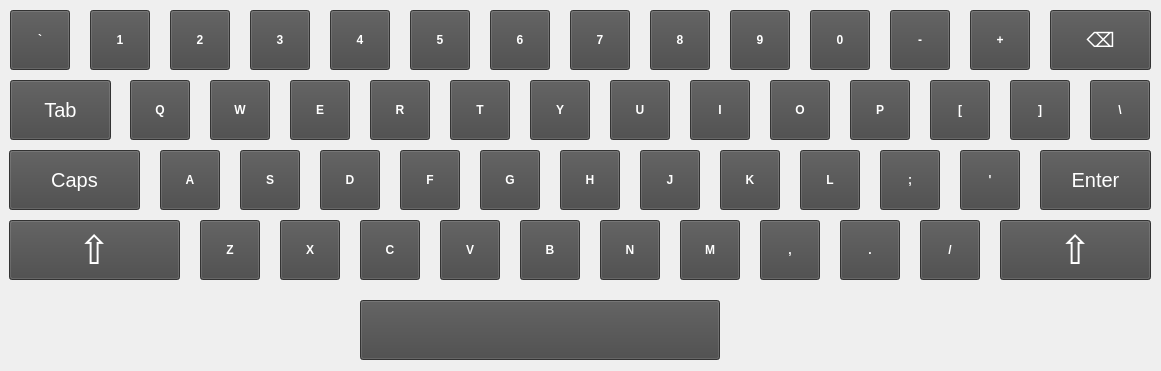
Before: the Qt Designer form LabWork_5/Task_1/keyboardwidget.ui in Max2772/FoA-P-2-Semester-, drawn with Qt 5.
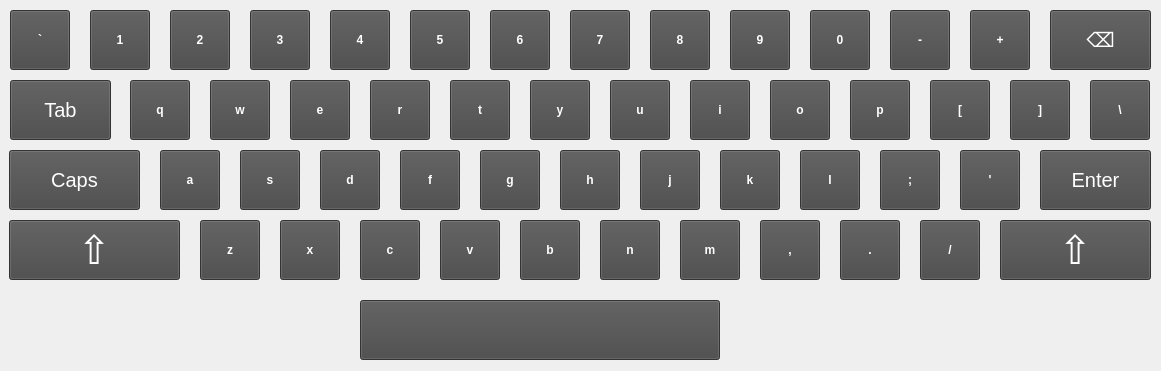
After: the same form once the commit is applied.

Diff of the .ui file:
```diff
--- a/LabWork_5/Task_1/keyboardwidget.ui
+++ b/LabWork_5/Task_1/keyboardwidget.ui
@@ -44,7 +44,7 @@
 color: white;</string>
    </property>
    <property name="text">
-    <string>X</string>
+    <string>x</string>
    </property>
   </widget>
   <widget class="QPushButton" name="topButton_8">
@@ -88,7 +88,7 @@
 color: white;</string>
    </property>
    <property name="text">
-    <string>N</string>
+    <string>n</string>
    </property>
   </widget>
   <widget class="QPushButton" name="symbolButton_8">
@@ -110,7 +110,7 @@
 color: white;</string>
    </property>
    <property name="text">
-    <string>I</string>
+    <string>i</string>
    </property>
   </widget>
   <widget class="QPushButton" name="symbolButton_25">
@@ -132,7 +132,7 @@
 color: white;</string>
    </property>
    <property name="text">
-    <string>Z</string>
+    <string>z</string>
    </property>
   </widget>
   <widget class="QPushButton" name="symbolButton_29">
@@ -154,7 +154,7 @@
 color: white;</string>
    </property>
    <property name="text">
-    <string>B</string>
+    <string>b</string>
    </property>
   </widget>
   <widget class="QPushButton" name="symbolButton_11">
@@ -242,7 +242,7 @@
 color: white;</string>
    </property>
    <property name="text">
-    <string>A</string>
+    <string>a</string>
    </property>
   </widget>
   <widget class="QPushButton" name="symbolButton_15">
@@ -264,7 +264,7 @@
 color: white;</string>
    </property>
    <property name="text">
-    <string>S</string>
+    <string>s</string>
    </property>
   </widget>
   <widget class="QPushButton" name="symbolButton_27">
@@ -286,7 +286,7 @@
 color: white;</string>
    </property>
    <property name="text">
-    <string>C</string>
+    <string>c</string>
    </property>
   </widget>
   <widget class="QPushButton" name="symbolButton_4">
@@ -308,7 +308,7 @@
 color: white;</string>
    </property>
    <property name="text">
-    <string>R</string>
+    <string>r</string>
    </property>
   </widget>
   <widget class="QPushButton" name="symbolButton_33">
@@ -352,7 +352,7 @@
 color: white;</string>
    </property>
    <property name="text">
-    <string>O</string>
+    <string>o</string>
    </property>
   </widget>
   <widget class="QPushButton" name="symbolButton_20">
@@ -374,7 +374,7 @@
 color: white;</string>
    </property>
    <property name="text">
-    <string>J</string>
+    <string>j</string>
    </property>
   </widget>
   <widget class="QPushButton" name="symbolButton_24">
@@ -440,7 +440,7 @@
 color: white;</string>
    </property>
    <property name="text">
-    <string>W</string>
+    <string>w</string>
    </property>
   </widget>
   <widget class="QPushButton" name="topButton_5">
@@ -528,7 +528,7 @@
 color: white;</string>
    </property>
    <property name="text">
-    <string>U</string>
+    <string>u</string>
    </property>
   </widget>
   <widget class="QPushButton" name="button_LeftShift">
@@ -573,7 +573,7 @@
 color: white;</string>
    </property>
    <property name="text">
-    <string>L</string>
+    <string>l</string>
    </property>
   </widget>
   <widget class="QPushButton" name="topButton_6">
@@ -639,7 +639,7 @@
 color: white;</string>
    </property>
    <property name="text">
-    <string>Q</string>
+    <string>q</string>
    </property>
   </widget>
   <widget class="QPushButton" name="symbolButton_18">
@@ -661,7 +661,7 @@
 color: white;</string>
    </property>
    <property name="text">
-    <string>G</string>
+    <string>g</string>
    </property>
   </widget>
   <widget class="QPushButton" name="symbolButton_16">
@@ -683,7 +683,7 @@
 color: white;</string>
    </property>
    <property name="text">
-    <string>D</string>
+    <string>d</string>
    </property>
   </widget>
   <widget class="QPushButton" name="topButton_3">
@@ -749,7 +749,7 @@
 color: white;</string>
    </property>
    <property name="text">
-    <string>K</string>
+    <string>k</string>
    </property>
   </widget>
   <widget class="QPushButton" name="button_RightShift">
@@ -794,7 +794,7 @@
 color: white;</string>
    </property>
    <property name="text">
-    <string>P</string>
+    <string>p</string>
    </property>
   </widget>
   <widget class="QPushButton" name="symbolButton_28">
@@ -816,7 +816,7 @@
 color: white;</string>
    </property>
    <property name="text">
-    <string>V</string>
+    <string>v</string>
    </property>
   </widget>
   <widget class="QPushButton" name="symbolButton_31">
@@ -838,7 +838,7 @@
 color: white;</string>
    </property>
    <property name="text">
-    <string>M</string>
+    <string>m</string>
    </property>
   </widget>
   <widget class="QPushButton" name="topButton_0">
@@ -882,7 +882,7 @@
 color: white;</string>
    </property>
    <property name="text">
-    <string>F</string>
+    <string>f</string>
    </property>
   </widget>
   <widget class="QPushButton" name="symbolButton_12">
@@ -926,7 +926,7 @@
 color: white;</string>
    </property>
    <property name="text">
-    <string>H</string>
+    <string>h</string>
    </property>
   </widget>
   <widget class="QPushButton" name="symbolButton_6">
@@ -948,7 +948,7 @@
 color: white;</string>
    </property>
    <property name="text">
-    <string>Y</string>
+    <string>y</string>
    </property>
   </widget>
   <widget class="QPushButton" name="symbolButton_3">
@@ -970,7 +970,7 @@
 color: white;</string>
    </property>
    <property name="text">
-    <string>E</string>
+    <string>e</string>
    </property>
   </widget>
   <widget class="QPushButton" name="symbolButton_23">
@@ -1014,7 +1014,7 @@
 color: white;</string>
    </property>
    <property name="text">
-    <string>T</string>
+    <string>t</string>
    </property>
   </widget>
   <widget class="QPushButton" name="topButton_1">
```
